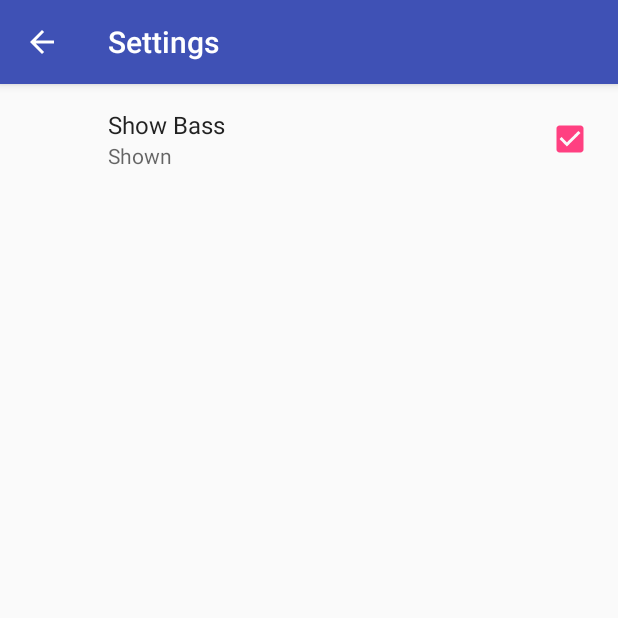
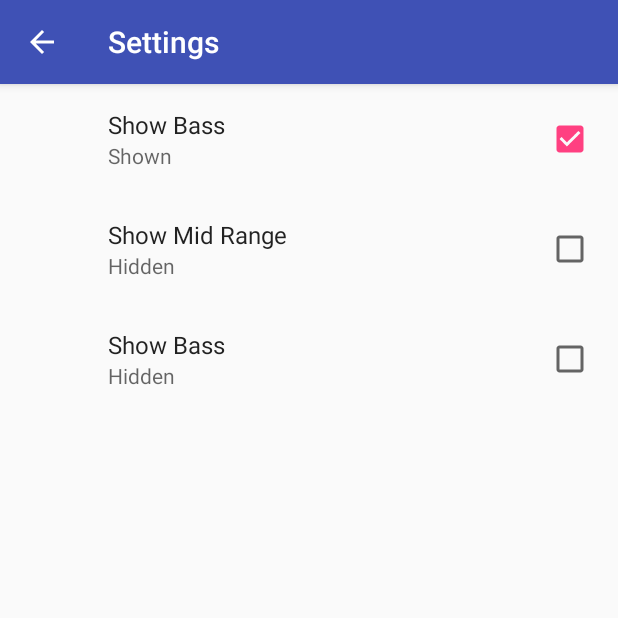
Before and after one commit to rungene/T06.03-Exercise-ReadingFromSharedPreferences, an Android app: the screen it shows after launch (SettingsActivity), in the options menu, after a tap on "Settings", on a phone screen of 412 x 824 dp, the top half of it. Run offline under Robolectric (Android 15) with nearby library versions, the phone set to English and light mode, and no system bars; our stand-ins replace androidx.preference; 1 statement that could not run was skipped.

Commit message:
Adding more check boxes

```diff
--- a/app/src/main/java/android/example/com/visualizerpreferences/VisualizerActivity.java
+++ b/app/src/main/java/android/example/com/visualizerpreferences/VisualizerActivity.java
@@ -63,8 +63,11 @@
                 getResources().getBoolean(R.bool.pref_show_bass_default)
                 ));
       //  mVisualizerView.setShowBass(true);
-        mVisualizerView.setShowMid(true);
-        mVisualizerView.setShowTreble(true);
+        mVisualizerView.setShowMid(sharedPreferences.getBoolean(getString(R.string.pref_show_mid_range_key),
+                getResources().getBoolean(R.bool.pref_show_mid_default)))  ;
+        mVisualizerView.setShowTreble(sharedPreferences.getBoolean(getString(R.string.pref_show_treble_key),
+                getResources().getBoolean(R.bool.pref_show_treble_default)
+                ));
         mVisualizerView.setMinSizeScale(1);
         mVisualizerView.setColor(getString(R.string.pref_color_red_value));
 
@@ -165,6 +168,12 @@
 
         if (key.equals(getString(R.string.pref_show_bass_key))){
             mVisualizerView.setShowBass(sharedPreferences.getBoolean(key,getResources().getBoolean(R.bool.pref_show_bass_default)));
+        }else if(key.equals(getString(R.string.pref_show_mid_range_key))){
+            mVisualizerView.setShowMid(sharedPreferences.getBoolean(key,getResources().getBoolean(R.bool.pref_show_mid_default)));
+
+        }else if (key.equals(getString(R.string.pref_show_treble_key))){
+            mVisualizerView.setShowMid(sharedPreferences.getBoolean(key,getResources().getBoolean(R.bool.pref_show_treble_default)));
+
         }
 
     }
--- a/app/src/main/res/values/bools.xml
+++ b/app/src/main/res/values/bools.xml
@@ -2,4 +2,8 @@
 <resources>
 
     <bool name="pref_show_bass_default">true</bool>
+    <bool name="pref_show_mid_default">false</bool>
+    <bool name="pref_show_treble_default">false</bool>
+
+
 </resources>
--- a/app/src/main/res/values/strings.xml
+++ b/app/src/main/res/values/strings.xml
@@ -9,11 +9,26 @@
 
     <!-- Add Strings for checkboxes-->
 
+    <!--label for the show mid raange checkbox preference-->
+
+    <!-- Label for the show bass checkbox preference-->
+    <string name="pref_show_mid_range_label"  >Show Mid Range</string>
+
+    <!-- Key name for storing mid range in SharedPreferences -->
+    <string name="pref_show_mid_range_key" translatable="false">show_mid_range</string>
+
+    <!-- Label for the show treble checkbox preference-->
+    <string name="pref_show_treble_label"  >Show Bass</string>
+
+    <!-- Key name for storing treble in SharedPreferences -->
+    <string name="pref_show_bass_key" translatable="false">show_bass</string>
+
+
     <!-- Label for the show bass checkbox preference-->
     <string name="pref_show_bass_label"  >Show Bass</string>
 
     <!-- Key name for storing bass in SharedPreferences -->
-    <string name="pref_show_bass_key" translatable="false">show_bass</string>
+    <string name="pref_show_treble_key" translatable="false">show_treble</string>
 
     <!-- Summary for Checkboxes -->
 
--- a/app/src/main/res/xml/pref_visualizer.xml
+++ b/app/src/main/res/xml/pref_visualizer.xml
@@ -8,5 +8,17 @@
         android:summaryOff="@string/pref_show_false"
         android:summaryOn="@string/pref_show_true"
         android:title="@string/pref_show_bass_label" />
+    <CheckBoxPreference
+        android:defaultValue="@bool/pref_show_mid_default"
+        android:key="@string/pref_show_mid_range_key"
+        android:summaryOff="@string/pref_show_false"
+        android:summaryOn="@string/pref_show_true"
+        android:title="@string/pref_show_mid_range_label" />
+    <CheckBoxPreference
+        android:defaultValue="@bool/pref_show_treble_default"
+        android:key="@string/pref_show_treble_key"
+        android:summaryOff="@string/pref_show_false"
+        android:summaryOn="@string/pref_show_true"
+        android:title="@string/pref_show_treble_label" />
 
 </PreferenceScreen>
```
